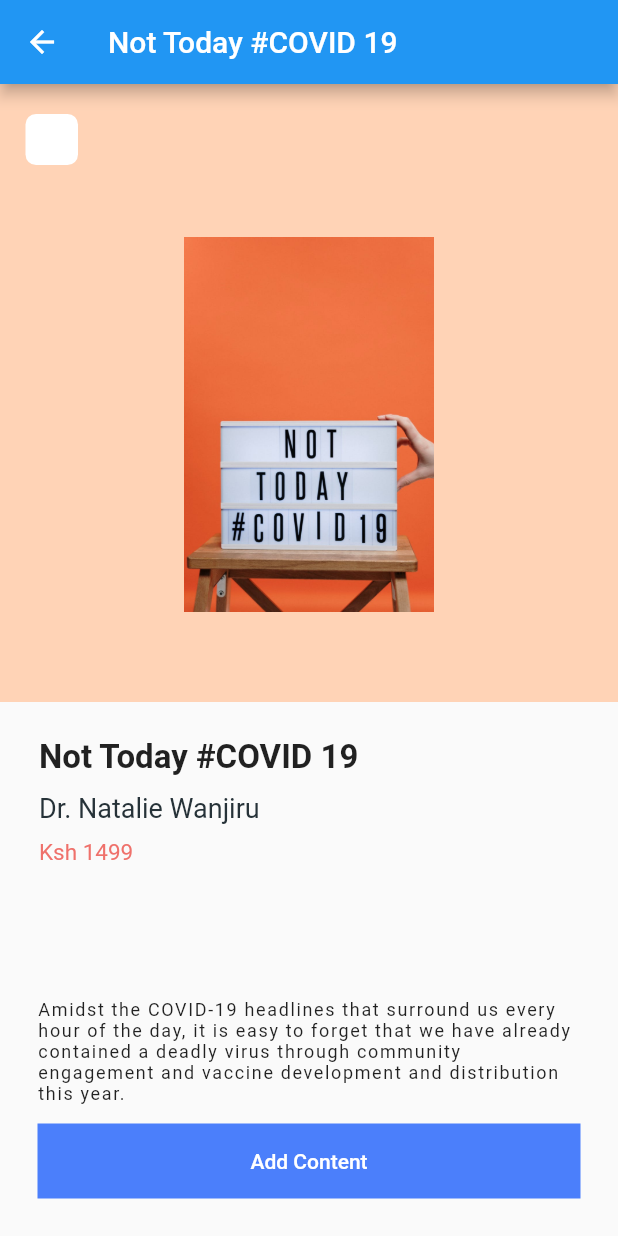
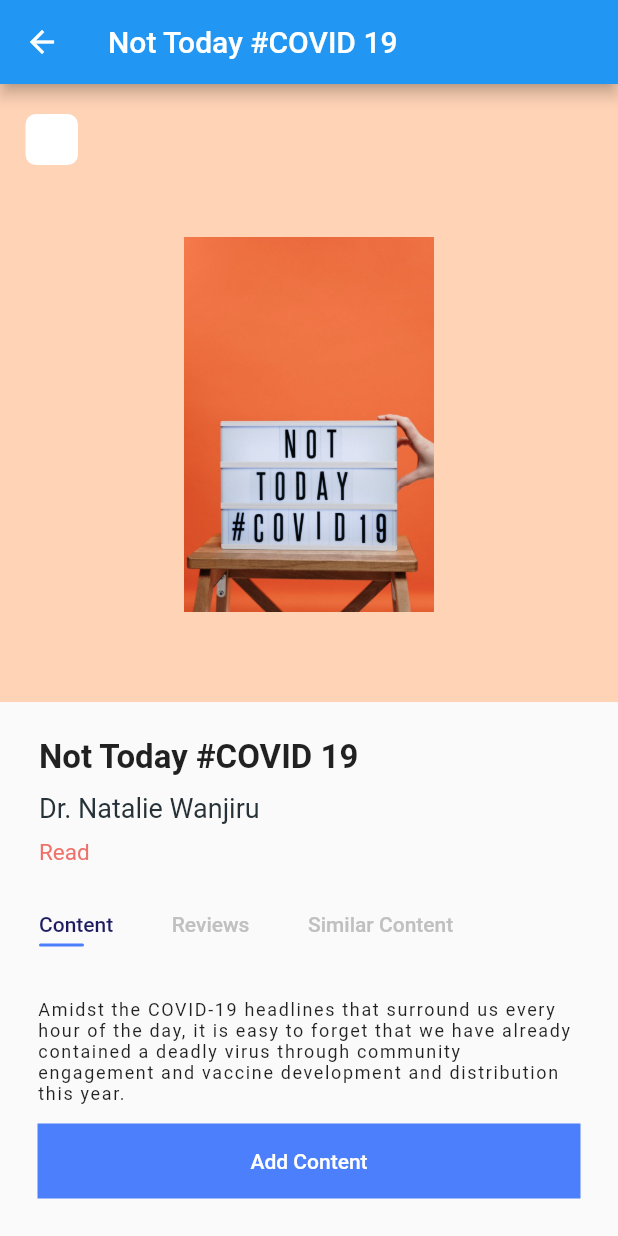
Before and after one commit to iwanjo/furaha2, a Flutter app: the ReadScreen screen opened directly, after a tap on "Not Today #COVID 19", on a phone screen of 412 x 824 dp. Run offline on Flutter 3.47's test engine with Material 2 defaults, Android fonts, the phone set to English and light mode, and no system bars; our stand-ins replace firebase_auth, firebase_core, firebase_database, splashscreen; accounts and stored records are empty.

Commit message:
Removing pricing

```diff
--- a/furaha_application/lib/read.dart
+++ b/furaha_application/lib/read.dart
@@ -229,7 +229,6 @@
                               SizedBox(
                                 height: 5,
                               ),
-                              Text('Ksh ' + populars[index].price),
                             ],
                           )
                         ],
--- a/furaha_application/lib/reading_screen.dart
+++ b/furaha_application/lib/reading_screen.dart
@@ -93,11 +93,7 @@
                   child: Row(
                     children: <Widget>[
                       Text(
-                        'Ksh ',
-                        style: TextStyle(color: kOrangeColor, fontSize: 15.0),
-                      ),
-                      Text(
-                        this.popularBookModel.price,
+                        'Read',
                         style: TextStyle(color: kOrangeColor, fontSize: 15.0),
                       ),
                     ],
@@ -124,7 +120,7 @@
                           Tab(
                             child: Container(
                               margin: EdgeInsets.only(right: 39.0),
-                              child: Text('Description'),
+                              child: Text('Content'),
                             ),
                           ),
                           Tab(
--- a/furaha_application/lib/tools/content_info.dart
+++ b/furaha_application/lib/tools/content_info.dart
@@ -1,21 +1,20 @@
 class PopularBookModel {
-  String title, author, price, image, description;
+  String title, author, image, description;
   int color;
 
-  PopularBookModel(this.title, this.author, this.price, this.image, this.color,
-      this.description);
+  PopularBookModel(
+      this.title, this.author, this.image, this.color, this.description);
 }
 
 List<PopularBookModel> populars = popularBookData
     .map((item) => PopularBookModel(item['title'], item['author'],
-        item['price'], item['image'], item['color'], item['description']))
+        item['image'], item['color'], item['description']))
     .toList();
 
 var popularBookData = [
   {
     "title": "Not Today #COVID 19",
     "author": "Dr. Natalie Wanjiru",
-    "price": "1499",
     "image": "assets/book1.jpeg",
     "color": 0xFFFFD3B6,
     "description":
@@ -24,7 +23,6 @@
   {
     "title": "The New World Order",
     "author": "James Noko",
-    "price": "1299",
     "image": "assets/book2.jpeg",
     "color": 0xFF2B325C,
     "description":
@@ -33,7 +31,6 @@
   {
     "title": "Calm Down",
     "author": "Ken Adams",
-    "price": "1999",
     "image": "assets/book3.jpg",
     "color": 0xFFFFE082,
     "description":
@@ -42,7 +39,6 @@
   {
     "title": "Mental Health Matters",
     "author": "Dr. Zuri Walu",
-    "price": "899",
     "image": "assets/book4.jpg",
     "color": 0xFFA5D6A7,
     "description":
@@ -51,7 +47,6 @@
   {
     "title": "Mental",
     "author": "Jamime Lowe",
-    "price": "799",
     "image": "assets/book5.jpg",
     "color": 0xFFB2DFDB,
     "description":
@@ -60,7 +55,6 @@
   {
     "title": "It's Okay To Ask For Help",
     "author": "Emily Turner",
-    "price": "1099",
     "image": "assets/book6.jpg",
     "color": 0xFFC5CAE9,
     "description":
```
